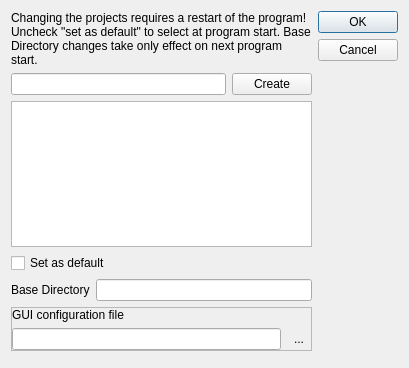
Old version of the form ui/ProjectSelection.ui in the repository MonroeQuantumNetworks/IonControl.
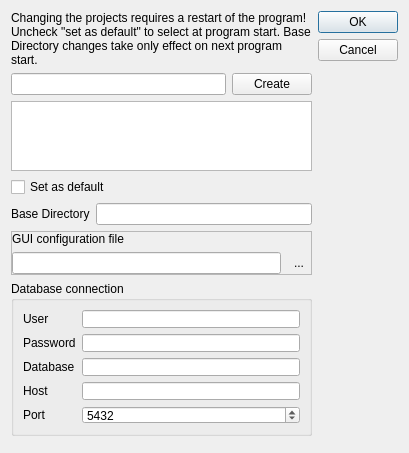
New version of the form. Icons and pictures are not drawn.

Commit message: add database connection settings ui

```diff
--- a/ui/ProjectSelection.ui
+++ b/ui/ProjectSelection.ui
@@ -7,7 +7,7 @@
     <x>0</x>
     <y>0</y>
     <width>409</width>
-    <height>368</height>
+    <height>453</height>
    </rect>
   </property>
   <property name="windowTitle">
@@ -107,6 +107,80 @@
        </layout>
       </widget>
      </item>
+     <item>
+      <widget class="QGroupBox" name="groupBox">
+       <property name="title">
+        <string>Database connection</string>
+       </property>
+       <layout class="QVBoxLayout" name="verticalLayout_3">
+        <item>
+         <layout class="QGridLayout" name="gridLayout_2">
+          <item row="0" column="0">
+           <widget class="QLabel" name="label_8">
+            <property name="text">
+             <string>User</string>
+            </property>
+           </widget>
+          </item>
+          <item row="2" column="0">
+           <widget class="QLabel" name="label_9">
+            <property name="text">
+             <string>Password</string>
+            </property>
+           </widget>
+          </item>
+          <item row="2" column="1">
+           <widget class="QLineEdit" name="passwordEdit">
+            <property name="echoMode">
+             <enum>QLineEdit::Password</enum>
+            </property>
+           </widget>
+          </item>
+          <item row="3" column="0">
+           <widget class="QLabel" name="label_10">
+            <property name="text">
+             <string>Database</string>
+            </property>
+           </widget>
+          </item>
+          <item row="3" column="1">
+           <widget class="QLineEdit" name="databaseEdit"/>
+          </item>
+          <item row="4" column="0">
+           <widget class="QLabel" name="label_11">
+            <property name="text">
+             <string>Host</string>
+            </property>
+           </widget>
+          </item>
+          <item row="4" column="1">
+           <widget class="QLineEdit" name="hostEdit"/>
+          </item>
+          <item row="5" column="0">
+           <widget class="QLabel" name="label_12">
+            <property name="text">
+             <string>Port</string>
+            </property>
+           </widget>
+          </item>
+          <item row="0" column="1">
+           <widget class="QLineEdit" name="userEdit"/>
+          </item>
+          <item row="5" column="1">
+           <widget class="QSpinBox" name="portEdit">
+            <property name="maximum">
+             <number>999999999</number>
+            </property>
+            <property name="value">
+             <number>5432</number>
+            </property>
+           </widget>
+          </item>
+         </layout>
+        </item>
+       </layout>
+      </widget>
+     </item>
      <item>
       <widget class="QFrame" name="frame">
        <property name="frameShape">
```
Left out of the diff: 15 changed lines with no effect on the pictures. The commit also changes 4 other files.
